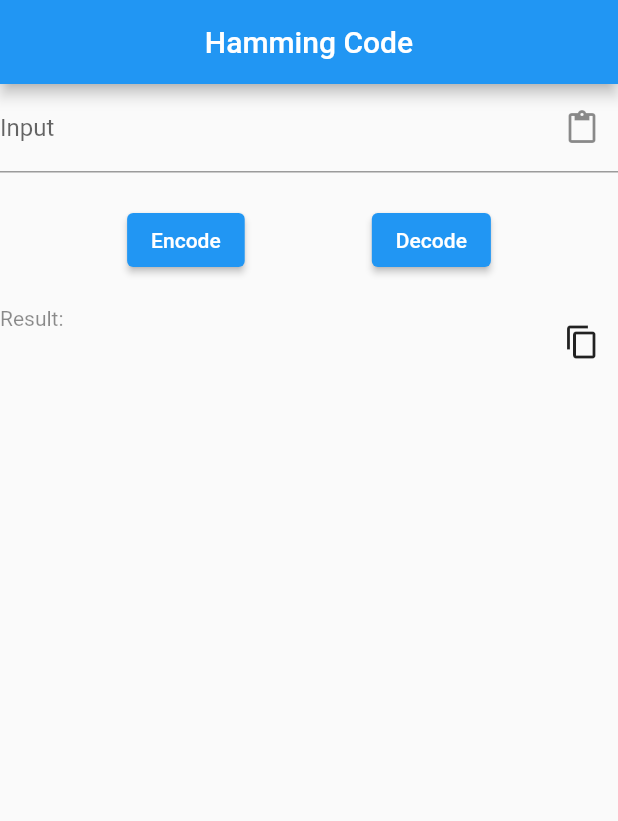
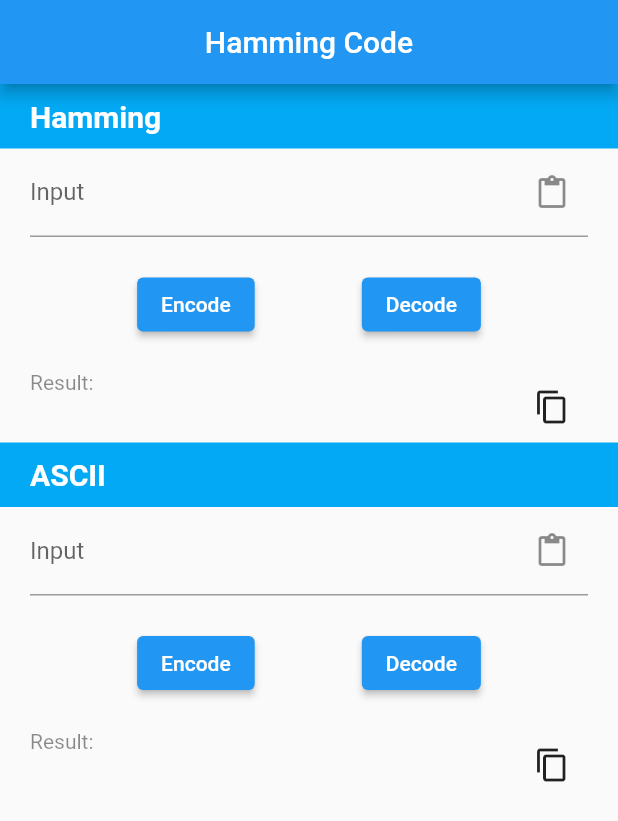
Before and after one commit to bytes7bytes7/hamming, a Flutter app: the screen it shows after launch, on a phone screen of 412 x 824 dp. Shown: the top 821 px of the screen. Run offline on Flutter 3.47's test engine with Material 2 defaults, Android fonts, the phone set to English and light mode, and no system bars; our stand-ins replace equatable, flutter_bloc.

Commit message:
add ASCII converting

```diff
--- a/lib/hamming/hamming_event.dart
+++ b/lib/hamming/hamming_event.dart
@@ -37,8 +37,8 @@ class DecodeHammingEvent extends HammingEvent {
   const DecodeHammingEvent();
 }
 
-class CopyFromClipboardResultHammingEvent extends HammingEvent {
-  const CopyFromClipboardResultHammingEvent();
+class CopyResultHammingEvent extends HammingEvent {
+  const CopyResultHammingEvent();
 }
 
 class PasteToInputHammingEvent extends HammingEvent {
--- a/lib/hamming_screen.dart
+++ b/lib/hamming_screen.dart
@@ -1,9 +1,10 @@
 import 'package:flutter/material.dart';
 import 'package:flutter_bloc/flutter_bloc.dart';
-import 'package:flutter_hooks/flutter_hooks.dart';
 
 import 'hamming/hamming_bloc.dart';
+import 'word_to_bit/word_to_bit_bloc.dart';
 
+const _paddingH = 20.0;
 const _snackBarDuration = Duration(seconds: 2);
 
 class HammingScreen extends StatelessWidget {
@@ -11,8 +12,15 @@ class HammingScreen extends StatelessWidget {
 
   @override
   Widget build(BuildContext context) {
-    return BlocProvider(
+    return MultiBlocProvider(
+      providers: [
+        BlocProvider<HammingBloc>(
           create: (context) => HammingBloc(),
+        ),
+        BlocProvider<WordToBitBloc>(
+          create: (context) => WordToBitBloc(),
+        ),
+      ],
       child: Builder(
         builder: (context) {
           return Scaffold(
@@ -28,16 +36,16 @@ class HammingScreen extends StatelessWidget {
   }
 }
 
-class _Body extends HookWidget {
+class _Body extends StatelessWidget {
   const _Body();
 
   @override
   Widget build(BuildContext context) {
-    final bloc = context.read<HammingBloc>();
+    final hammingBloc = context.read<HammingBloc>();
+    final wordToBitBloc = context.read<WordToBitBloc>();
     final scaffoldMessenger = ScaffoldMessenger.of(context);
-    final inputController = useTextEditingController();
 
-    return BlocConsumer<HammingBloc, HammingState>(
+    return BlocListener<HammingBloc, HammingState>(
       listener: (context, state) {
         if (state.error.isNotEmpty) {
           scaffoldMessenger.showSnackBar(
@@ -61,38 +69,71 @@ class _Body extends HookWidget {
           );
         }
       },
+      child: BlocListener<WordToBitBloc, WordToBitState>(
+        listener: (context, state) {
+          if (state.error.isNotEmpty) {
+            scaffoldMessenger.showSnackBar(
+              SnackBar(
+                duration: _snackBarDuration,
+                content: Text(
+                  state.error,
+                ),
+              ),
+            );
+          }
+
+          if (state.isResultCopied) {
+            scaffoldMessenger.showSnackBar(
+              const SnackBar(
+                duration: _snackBarDuration,
+                content: Text(
+                  'Result is copied!',
+                ),
+              ),
+            );
+          }
+        },
+        child: SingleChildScrollView(
+          child: Column(
+            children: [
+              BlocBuilder<HammingBloc, HammingState>(
                 builder: (context, state) {
-        return SingleChildScrollView(
-          child: Column(
+                  return Column(
                     crossAxisAlignment: CrossAxisAlignment.start,
                     children: [
-              SizedBox(
-                height: 80,
-                child: TextField(
-                  controller: inputController,
-                  onChanged: (v) => bloc.add(SetInputHammingEvent(input: v)),
-                  decoration: InputDecoration(
-                    labelText: 'Input',
-                    suffixIcon: IconButton(
-                      onPressed: () =>
-                          bloc.add(const PasteToInputHammingEvent()),
-                      icon: const Icon(Icons.paste),
+                      Container(
+                        width: double.infinity,
+                        padding: const EdgeInsets.symmetric(
+                          horizontal: _paddingH,
+                          vertical: 10,
+                        ),
+                        color: Colors.lightBlue,
+                        child: const Text(
+                          'Hamming',
+                          style: TextStyle(
+                            fontSize: 20,
+                            fontWeight: FontWeight.bold,
+                            color: Colors.white,
                           ),
                         ),
                       ),
+                      Padding(
+                        padding: const EdgeInsets.symmetric(
+                          horizontal: _paddingH,
                         ),
-              Row(
-                mainAxisAlignment: MainAxisAlignment.spaceEvenly,
+                        child: Column(
                           children: [
-                  ElevatedButton(
-                    onPressed: () => bloc.add(const EncodeHammingEvent()),
-                    child: const Text('Encode'),
+                            _InputField(
+                              onChanged: (v) => hammingBloc
+                                  .add(SetInputHammingEvent(input: v)),
+                              onCopyPressed: () => hammingBloc
+                                  .add(const PasteToInputHammingEvent()),
                             ),
-                  ElevatedButton(
-                    onPressed: () => bloc.add(const DecodeHammingEvent()),
-                    child: const Text('Decode'),
-                  ),
-                ],
+                            _Actions(
+                              onEncodePressed: () =>
+                                  hammingBloc.add(const EncodeHammingEvent()),
+                              onDecodePressed: () =>
+                                  hammingBloc.add(const DecodeHammingEvent()),
                             ),
                             const SizedBox(
                               height: 20,
@@ -104,7 +145,145 @@ class _Body extends HookWidget {
                                   color: Colors.red,
                                 ),
                               ),
-              Row(
+                            _ResultField(
+                              result: state.result,
+                              onCopyPressed: () => hammingBloc
+                                  .add(const CopyResultHammingEvent()),
+                            ),
+                          ],
+                        ),
+                      ),
+                    ],
+                  );
+                },
+              ),
+              BlocBuilder<WordToBitBloc, WordToBitState>(
+                builder: (context, state) {
+                  return Column(
+                    children: [
+                      Container(
+                        width: double.infinity,
+                        padding: const EdgeInsets.symmetric(
+                          horizontal: _paddingH,
+                          vertical: 10,
+                        ),
+                        color: Colors.lightBlue,
+                        child: const Text(
+                          'ASCII',
+                          style: TextStyle(
+                            fontSize: 20,
+                            fontWeight: FontWeight.bold,
+                            color: Colors.white,
+                          ),
+                        ),
+                      ),
+                      Padding(
+                        padding: const EdgeInsets.symmetric(
+                          horizontal: _paddingH,
+                        ),
+                        child: Column(
+                          children: [
+                            _InputField(
+                              onChanged: (v) => wordToBitBloc
+                                  .add(SetInputWordToBitEvent(input: v)),
+                              onCopyPressed: () => wordToBitBloc
+                                  .add(const PasteToInputWordToBitEvent()),
+                            ),
+                            _Actions(
+                              onEncodePressed: () => wordToBitBloc
+                                  .add(const EncodeWordToBitEvent()),
+                              onDecodePressed: () => wordToBitBloc
+                                  .add(const DecodeWordToBitEvent()),
+                            ),
+                            const SizedBox(
+                              height: 20,
+                            ),
+                            _ResultField(
+                              result: state.result,
+                              onCopyPressed: () => wordToBitBloc
+                                  .add(const CopyResultWordToBitEvent()),
+                            ),
+                          ],
+                        ),
+                      ),
+                    ],
+                  );
+                },
+              ),
+            ],
+          ),
+        ),
+      ),
+    );
+  }
+}
+
+class _InputField extends StatelessWidget {
+  const _InputField({
+    required this.onChanged,
+    required this.onCopyPressed,
+  });
+
+  final void Function(String) onChanged;
+  final VoidCallback onCopyPressed;
+
+  @override
+  Widget build(BuildContext context) {
+    return SizedBox(
+      height: 80,
+      child: TextField(
+        onChanged: onChanged,
+        decoration: InputDecoration(
+          labelText: 'Input',
+          suffixIcon: IconButton(
+            onPressed: onCopyPressed,
+            icon: const Icon(Icons.paste),
+          ),
+        ),
+      ),
+    );
+  }
+}
+
+class _Actions extends StatelessWidget {
+  const _Actions({
+    required this.onEncodePressed,
+    required this.onDecodePressed,
+  });
+
+  final VoidCallback onEncodePressed;
+  final VoidCallback onDecodePressed;
+
+  @override
+  Widget build(BuildContext context) {
+    return Row(
+      mainAxisAlignment: MainAxisAlignment.spaceEvenly,
+      children: [
+        ElevatedButton(
+          onPressed: onEncodePressed,
+          child: const Text('Encode'),
+        ),
+        ElevatedButton(
+          onPressed: onDecodePressed,
+          child: const Text('Decode'),
+        ),
+      ],
+    );
+  }
+}
+
+class _ResultField extends StatelessWidget {
+  const _ResultField({
+    required this.result,
+    required this.onCopyPressed,
+  });
+
+  final String result;
+  final VoidCallback onCopyPressed;
+
+  @override
+  Widget build(BuildContext context) {
+    return Row(
       crossAxisAlignment: CrossAxisAlignment.start,
       children: [
         const Text(
@@ -115,20 +294,14 @@ class _Body extends HookWidget {
         ),
         Expanded(
           child: Text(
-                      state.result,
+            result,
           ),
         ),
         IconButton(
-                    onPressed: () =>
-                        bloc.add(const CopyFromClipboardResultHammingEvent()),
+          onPressed: onCopyPressed,
           icon: const Icon(Icons.copy),
         ),
       ],
-              ),
-            ],
-          ),
-        );
-      },
     );
   }
 }
--- /dev/null
+++ b/lib/word_to_bit/word_to_bit_bloc.dart
@@ -0,0 +1,119 @@
+import 'dart:convert';
+
+import 'package:equatable/equatable.dart';
+import 'package:flutter/services.dart';
+import 'package:flutter_bloc/flutter_bloc.dart';
+
+part 'word_to_bit_event.dart';
+
+part 'word_to_bit_state.dart';
+
+class WordToBitBloc extends Bloc<WordToBitEvent, WordToBitState> {
+  WordToBitBloc() : super(const WordToBitState()) {
+    on<SetInputWordToBitEvent>(_setInput);
+    on<EncodeWordToBitEvent>(_encode);
+    on<DecodeWordToBitEvent>(_decode);
+    on<CopyResultWordToBitEvent>(_copyResult);
+    on<PasteToInputWordToBitEvent>(_pasteToInput);
+  }
+
+  void _setInput(
+    SetInputWordToBitEvent event,
+    Emitter<WordToBitState> emit,
+  ) {
+    emit(
+      state.copyWith(
+        input: event.input,
+      ),
+    );
+  }
+
+  void _encode(
+    EncodeWordToBitEvent event,
+    Emitter<WordToBitState> emit,
+  ) {
+    try {
+      final bytes = ascii.encode(state.input);
+
+      final buff = StringBuffer();
+      for (final byte in bytes) {
+        buff.write(byte.toRadixString(2).toString().padLeft(7, '0'));
+      }
+
+      emit(
+        state.copyWith(
+          result: buff.toString(),
+        ),
+      );
+    } catch (e) {
+      emit(
+        state.copyWith(
+          error: 'Ошибка при кодировании',
+        ),
+      );
+
+      emit(state.copyWith());
+    }
+  }
+
+  void _decode(
+    DecodeWordToBitEvent event,
+    Emitter<WordToBitState> emit,
+  ) {
+    try {
+      var input = state.input;
+
+      if (input.length % 7 != 0) {
+        throw Exception('Invalid string');
+      }
+
+      final bytes = <int>[];
+      while (input.isNotEmpty) {
+        final str = input.substring(0, 7);
+        input = input.substring(7);
+        bytes.add(int.parse(str, radix: 2));
+      }
+
+      emit(
+        state.copyWith(
+          result: ascii.decode(bytes),
+        ),
+      );
+    } catch (e) {
+      emit(
+        state.copyWith(
+          error: 'Ошибка при декодировании',
+        ),
+      );
+
+      emit(state.copyWith());
+    }
+  }
+
+  Future<void> _copyResult(
+    CopyResultWordToBitEvent event,
+    Emitter<WordToBitState> emit,
+  ) async {
+    await Clipboard.setData(ClipboardData(text: state.result));
+
+    emit(
+      state.copyWith(
+        isResultCopied: true,
+      ),
+    );
+
+    emit(state.copyWith());
+  }
+
+  Future<void> _pasteToInput(
+    PasteToInputWordToBitEvent event,
+    Emitter<WordToBitState> emit,
+  ) async {
+    final value = await Clipboard.getData('text/plain');
+
+    final text = value?.text;
+    if (text != null) {
+      emit(state.copyWith(input: text));
+    }
+  }
+}
--- /dev/null
+++ b/lib/word_to_bit/word_to_bit_event.dart
@@ -0,0 +1,33 @@
+part of 'word_to_bit_bloc.dart';
+
+abstract class WordToBitEvent extends Equatable {
+  const WordToBitEvent();
+
+  @override
+  List<Object?> get props => [];
+}
+
+class SetInputWordToBitEvent extends WordToBitEvent {
+  const SetInputWordToBitEvent({required this.input});
+
+  final String input;
+
+  @override
+  List<Object?> get props => [input];
+}
+
+class EncodeWordToBitEvent extends WordToBitEvent {
+  const EncodeWordToBitEvent();
+}
+
+class DecodeWordToBitEvent extends WordToBitEvent {
+  const DecodeWordToBitEvent();
+}
+
+class CopyResultWordToBitEvent extends WordToBitEvent {
+  const CopyResultWordToBitEvent();
+}
+
+class PasteToInputWordToBitEvent extends WordToBitEvent {
+  const PasteToInputWordToBitEvent();
+}
--- /dev/null
+++ b/lib/word_to_bit/word_to_bit_state.dart
@@ -0,0 +1,37 @@
+part of 'word_to_bit_bloc.dart';
+
+class WordToBitState extends Equatable {
+  const WordToBitState({
+    this.error = '',
+    this.input = '',
+    this.result = '',
+    this.isResultCopied = false,
+  });
+
+  final String error;
+  final String input;
+  final String result;
+  final bool isResultCopied;
+
+  WordToBitState copyWith({
+    String? error = '',
+    String? input,
+    String? result,
+    bool? isResultCopied = false,
+  }) {
+    return WordToBitState(
+      error: error ?? this.error,
+      input: input ?? this.input,
+      result: result ?? this.result,
+      isResultCopied: isResultCopied ?? this.isResultCopied,
+    );
+  }
+
+  @override
+  List<Object?> get props => [
+        error,
+        input,
+        result,
+        isResultCopied,
+      ];
+}
--- a/pubspec.yaml
+++ b/pubspec.yaml
@@ -13,7 +13,6 @@ dependencies:
   cupertino_icons: ^1.0.5
   equatable: ^2.0.5
   flutter_bloc: ^8.1.3
-  flutter_hooks: ^0.18.6
 
 dev_dependencies:
   flutter_test:
```
Also changed, not shown: lib/hamming/hamming_bloc.dart (+23 -4 lines), pubspec.lock. Lines whose indentation alone changed are shown as unchanged.
